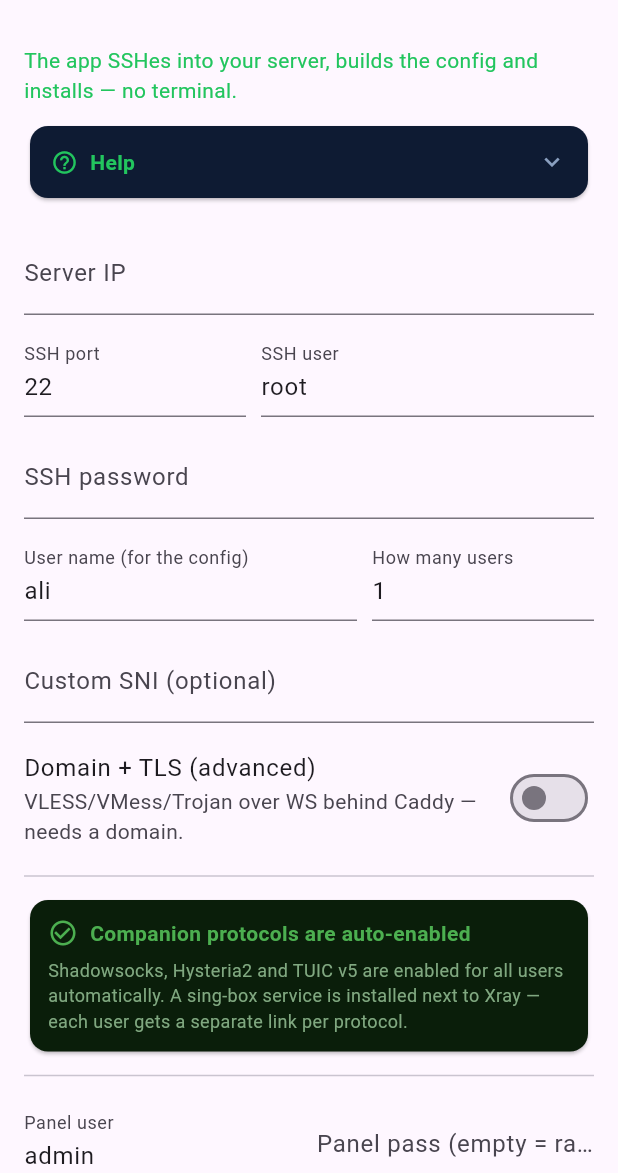
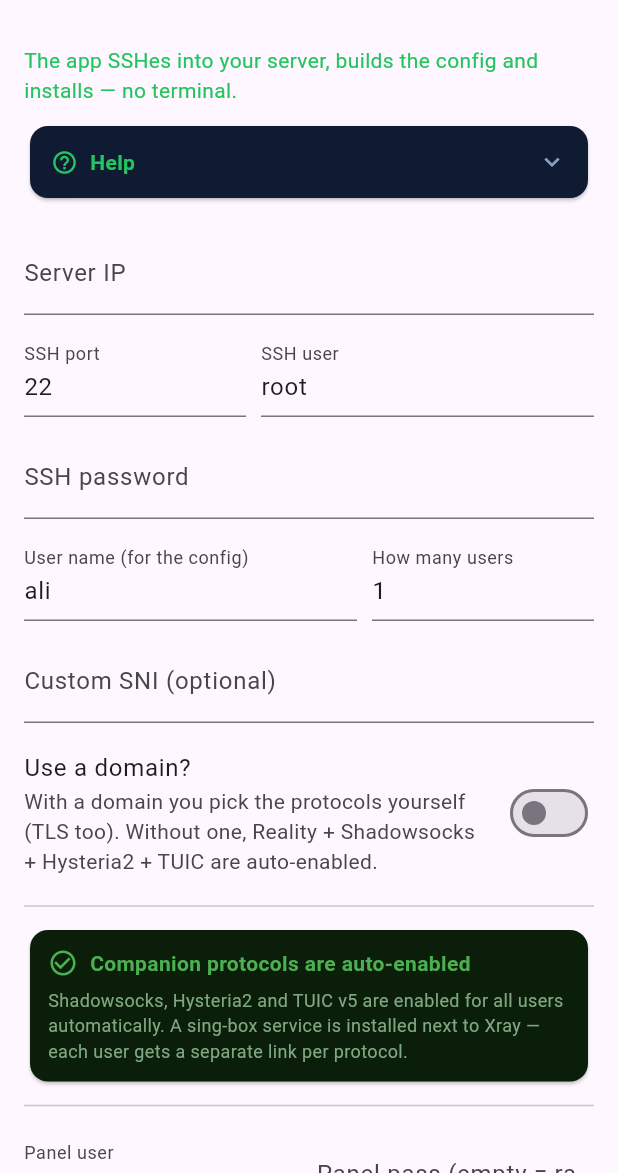
Before and after one commit to kian-irani/kian_v2ray, a Flutter app: the SetupScreen screen opened directly with empty values, on a phone screen of 412 x 824 dp, the part 63-1236 px from its top. Run offline on Flutter 3.47's test engine with Material 3 defaults, Android fonts, the phone set to English and light mode, and no system bars; our stand-ins replace qr_flutter, shared_preferences; missing offline and left inert: cryptography, dartssh2, flutter_v2ray, installed_apps, mobile_scanner; accounts and stored records are empty.

Commit message:
feat(protocols): ask 'use a domain?' first; domain mode = pick each protocol
New selection flow in all 3 clients (app/web/desktop):
- No domain -> Reality + Shadowsocks + Hysteria2 + TUIC auto-enabled, only ports
  configurable (note: change ports if taken). No protocol checkboxes.
- Has domain -> a full protocol checklist with NOTHING pre-checked; the user
  ticks whichever they want. Reality stays as the always-on base. The no-domain
  protocols (SS/Hy2/TUIC) are labeled 'IP' to show that those configs expose the
  server IP (vs the domain-bound TLS protocols).

Removed the old auto-check-all-on-domain behavior (web) and the always-on
toggles (app/desktop). config_gen already supported per-protocol selection, so
this is a UI/form-layer change only.

```diff
--- a/app/lib/i18n.dart
+++ b/app/lib/i18n.dart
@@ -59,8 +59,10 @@ class Strings {
     'setup.warp.d': ['ترافیک از WARP کلودفلر رد می‌شود؛ کمی کندتر.', 'Routes via Cloudflare WARP; a bit slower.'],
     'setup.ss': ['Shadowsocks (پشتیبان)', 'Shadowsocks (backup)'],
     'setup.ss.d': ['یک پروتکل ساده‌ی پشتیبان اضافه می‌کند.', 'Adds a simple backup protocol.'],
-    'setup.tls': ['دامنه + TLS (پیشرفته)', 'Domain + TLS (advanced)'],
-    'setup.tls.d': ['VLESS/VMess/Trojan روی WS پشت Caddy — نیاز به دامنه دارد.', 'VLESS/VMess/Trojan over WS behind Caddy — needs a domain.'],
+    'setup.tls': ['از دامنه استفاده می‌کنی؟', 'Use a domain?'],
+    'setup.tls.d': ['اگر دامنه داری، می‌توانی پروتکل‌ها را خودت انتخاب کنی (TLS هم اضافه می‌شود). اگر نه، Reality + Shadowsocks + Hysteria2 + TUIC خودکار فعال می‌شوند.', 'With a domain you pick the protocols yourself (TLS too). Without one, Reality + Shadowsocks + Hysteria2 + TUIC are auto-enabled.'],
+    'setup.pickproto': ['پروتکل‌هایی که می‌خواهی فعال شوند را تیک بزن:', 'Tick the protocols you want enabled:'],
+    'setup.nodomainwarn': ['این‌ها دامنه نمی‌خواهند و IP سرورت در کانفیگ دیده می‌شود:', 'These need no domain — your server IP shows in the config:'],
     'setup.tlsdomain': ['دامنه (رکورد A به IP سرور)', 'Domain (A record to server IP)'],
     'setup.autoproto': ['پروتکل‌های جانبی خودکار فعال می‌شوند', 'Companion protocols are auto-enabled'],
     'setup.autoproto.d': ['Shadowsocks، Hysteria2 و TUIC v5 بدون نیاز به تنظیم برای همهٔ کاربران فعال می‌شوند. یک سرویسِ sing-box کنارِ Xray نصب می‌شود — هر کاربر برای هر پروتکل لینک جداگانه می‌گیرد.', 'Shadowsocks, Hysteria2 and TUIC v5 are enabled for all users automatically. A sing-box service is installed next to Xray — each user gets a separate link per protocol.'],
--- a/app/lib/screens/setup_screen.dart
+++ b/app/lib/screens/setup_screen.dart
@@ -39,11 +39,15 @@ class _SetupScreenState extends State<SetupScreen> {
     'vless-ws', 'vmess-ws', 'vless-grpc', 'vmess-grpc',
     'trojan-ws', 'vless-httpupgrade', 'vmess-httpupgrade', 'vless-xhttp',
   ];
-  final Set<String> _tlsSelected = {'vless-ws'};
+  final Set<String> _tlsSelected = {};   // domain mode: nothing pre-checked
 
-  // اتصال همیشه از WARP عبور می‌کند (غیرقابل‌انتخاب) — حالتِ «سریع» حذف شد.
-  // SS/Hysteria2/TUIC همیشه فعال‌اند (دامنه نمی‌خواهند). فقط TLS اختیاری است.
+  // _tls = «کاربر می‌خواهد از دامنه استفاده کند؟»
+  //   نه  → Reality + SS + Hy2 + TUIC خودکار (بدون تیک، فقط پورت).
+  //   آره → کاربر هر پروتکلی را خواست تیک می‌زند (هیچ‌کدام پیش‌فرض). Reality پایه است.
   bool _tls = false;
+  bool _ssEnabled = false;   // domain mode tick (no-domain mode = always on)
+  bool _hy2 = false;
+  bool _tuic = false;
   bool _busy = false;
   final _panelUser = TextEditingController(text: 'admin');
   final _panelPass = TextEditingController();
@@ -114,13 +118,14 @@ class _SetupScreenState extends State<SetupScreen> {
         userPrefix: _username.text.trim().isEmpty ? 'user' : _username.text.trim(),
         count: (int.tryParse(_numUsers.text.trim()) ?? 1).clamp(1, 50),
         warp: true,   // همیشه WARP — حالتِ «سریع» حذف شد
-        // پروتکل‌های بدونِ دامنه (Shadowsocks/Hysteria2/TUIC) همیشه فعال‌اند —
-        // تیک نمی‌خواهند. فقط پروتکل‌های TLS (دامنه‌دار) انتخابی‌اند.
-        ss: true,
+        // بدونِ دامنه: SS/Hy2/TUIC خودکار. با دامنه: فقط آنهایی که کاربر تیک زده.
+        ss: _tls ? _ssEnabled : true,
         ssPort: int.tryParse(_ssPort.text.trim()) ?? 8388,
         tlsDomain: _tls ? _tlsDomain.text.trim() : null,
         tlsProtoKinds: _tls ? _tlsSelected.toList() : const [],
-        extraProtocols: const ['hysteria2', 'tuic'],
+        extraProtocols: _tls
+            ? [if (_hy2) 'hysteria2', if (_tuic) 'tuic']
+            : const ['hysteria2', 'tuic'],
         snis: _customSni.text.trim().isEmpty ? const [] : [_customSni.text.trim()],
         lang: widget.strings.lang,   // install console follows the app's language
       );
@@ -195,8 +200,14 @@ class _SetupScreenState extends State<SetupScreen> {
           panelUser: panelUser,
           panelPass: panelPass,
           protocols: [
-            'reality', 'warp', 'shadowsocks', 'hysteria2', 'tuic',
-            if (_tls) 'tls',
+            'reality', 'warp',
+            if (!_tls) ...['shadowsocks', 'hysteria2', 'tuic']
+            else ...[
+              if (_ssEnabled) 'shadowsocks',
+              if (_hy2) 'hysteria2',
+              if (_tuic) 'tuic',
+              if (_tlsSelected.isNotEmpty) 'tls',
+            ],
           ],
           userCount: imported.isEmpty ? 1 : imported.length,
         ));
@@ -325,15 +336,40 @@ class _SetupScreenState extends State<SetupScreen> {
           ]),
           _field(_customSni, s.t('setup.sni'), hint: 'www.microsoft.com'),
           const SizedBox(height: 4),
+          // اول می‌پرسیم: از دامنه استفاده می‌کنی؟
           SwitchListTile(
             value: _tls, onChanged: (v) => setState(() => _tls = v),
             title: Text(s.t('setup.tls')), subtitle: Text(s.t('setup.tls.d')),
             contentPadding: EdgeInsets.zero,
           ),
-          // پروتکل‌های دامنه‌دار (TLS) فقط وقتی دامنه داری انتخاب می‌شوند.
           if (_tls) ...[
+            // حالتِ دامنه: کاربر هر پروتکلی را خواست تیک می‌زند (هیچ‌کدام پیش‌فرض).
             _field(_tlsDomain, s.t('setup.tlsdomain'), hint: 'vpn.example.com'),
-            const SizedBox(height: 6),
+            const SizedBox(height: 8),
+            Text(s.t('setup.pickproto'),
+                style: const TextStyle(fontWeight: FontWeight.bold, fontSize: 13)),
+            const SizedBox(height: 4),
+            Text(s.t('setup.nodomainwarn'),
+                style: const TextStyle(fontSize: 11, color: Color(0xFFC0A050))),
+            SwitchListTile(
+              value: _ssEnabled, onChanged: (v) => setState(() => _ssEnabled = v),
+              title: Text('${s.t('setup.ss')}  •  IP'),
+              subtitle: Text(s.t('setup.ss.d')),
+              dense: true, contentPadding: EdgeInsets.zero,
+            ),
+            SwitchListTile(
+              value: _hy2, onChanged: (v) => setState(() => _hy2 = v),
+              title: Text('${s.t('setup.hy2')}  •  IP'),
+              subtitle: Text(s.t('setup.hy2.d')),
+              dense: true, contentPadding: EdgeInsets.zero,
+            ),
+            SwitchListTile(
+              value: _tuic, onChanged: (v) => setState(() => _tuic = v),
+              title: Text('${s.t('setup.tuic')}  •  IP'),
+              subtitle: Text(s.t('setup.tuic.d')),
+              dense: true, contentPadding: EdgeInsets.zero,
+            ),
+            const SizedBox(height: 4),
             Text(s.t('setup.tlsprotos'), style: const TextStyle(fontSize: 12)),
             const SizedBox(height: 6),
             Wrap(
@@ -346,17 +382,13 @@ class _SetupScreenState extends State<SetupScreen> {
                   showCheckmark: false,
                   selectedColor: KianTheme.accent.withOpacity(0.25),
                   onSelected: (v) => setState(() {
-                    if (v) {
-                      _tlsSelected.add(k);
-                    } else if (_tlsSelected.length > 1) {
-                      _tlsSelected.remove(k);
-                    }
+                    if (v) { _tlsSelected.add(k); } else { _tlsSelected.remove(k); }
                   }),
                 );
               }).toList(),
             ),
-          ],
-          // Shadowsocks + Hysteria2 + TUIC همیشه فعال‌اند (دامنه نمی‌خواهند، تیک نمی‌خواهند).
+          ] else ...[
+            // حالتِ بدون دامنه: همه‌چیز خودکار، فقط پورت‌ها.
             const Divider(height: 24),
             Card(
               color: const Color(0xFF0A1E0A),
@@ -380,6 +412,7 @@ class _SetupScreenState extends State<SetupScreen> {
                 ),
               ),
             ),
+          ],
           const Divider(height: 24),
           Row(children: [
             Expanded(child: _field(_panelUser, s.t('setup.paneluser'))),
```
Also changed, not shown: 3 other files. Lines whose indentation alone changed are shown as unchanged.
